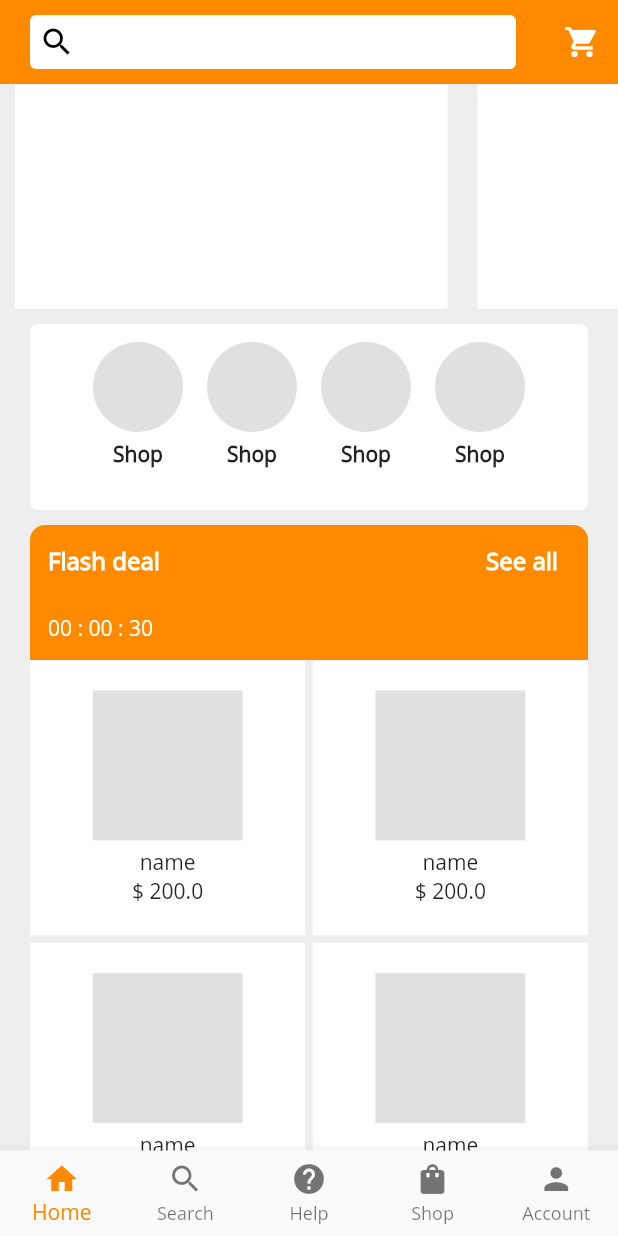
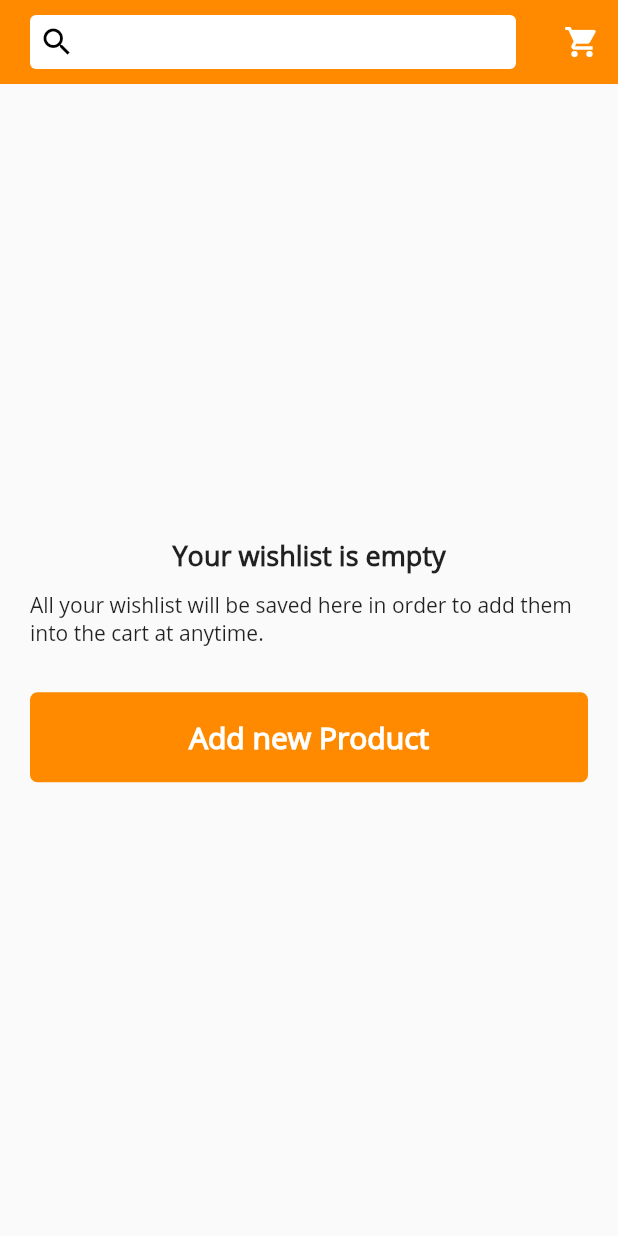
Before and after one commit to ArGendi/Dot, a Flutter app: the screen it shows after launch, on a phone screen of 412 x 824 dp. Run offline on Flutter 3.47's test engine with Material 2 defaults, Android fonts, the phone set to English and light mode, and no system bars; drawn by our look-alikes of flutter_countdown_timer; our stand-ins replace carousel_slider, country_code_picker, package_info, shared_preferences.

Commit message:
add wish list screen

```diff
--- a/lib/main.dart
+++ b/lib/main.dart
@@ -1,11 +1,13 @@
 import 'package:ecommerce/constants.dart';
 import 'package:ecommerce/providers/active_user_provider.dart';
+import 'package:ecommerce/providers/wishlist_provider.dart';
 import 'package:ecommerce/screens/all_products_screen.dart';
 import 'package:ecommerce/screens/choose_language_screen.dart';
 import 'package:ecommerce/screens/home_screen.dart';
 import 'package:ecommerce/screens/login_screen.dart';
 import 'package:ecommerce/screens/signup_screen.dart';
 import 'package:ecommerce/screens/welcome_screen.dart';
+import 'package:ecommerce/screens/wishlist_screen.dart';
 import 'package:ecommerce/services/helper_function.dart';
 import 'package:flutter/material.dart';
 import 'package:flutter_localizations/flutter_localizations.dart';
@@ -25,6 +27,9 @@ class MyApp extends StatelessWidget {
       providers: [
         ChangeNotifierProvider<ActiveUserProvider>(
           create: (context) => ActiveUserProvider(),
+        ),
+        ChangeNotifierProvider<WishlistProvider>(
+          create: (context) => WishlistProvider(),
         ),
       ],
       child: MaterialApp(
@@ -54,7 +59,7 @@ class MyApp extends StatelessWidget {
           }
           return supportedLocales.first;
         },
-        home: Home(),
+        home: Wishlist(),
         routes: {
           Welcome.id: (context) => Welcome(),
           Login.id: (context) => Login(),
--- /dev/null
+++ b/lib/providers/wishlist_provider.dart
@@ -0,0 +1,8 @@
+import 'package:ecommerce/models/product.dart';
+import 'package:flutter/cupertino.dart';
+
+class WishlistProvider extends ChangeNotifier {
+  List<Product> _items = [];
+
+  List<Product> get items => _items;
+}
--- /dev/null
+++ b/lib/screens/wishlist_screen.dart
@@ -0,0 +1,78 @@
+import 'package:ecommerce/providers/wishlist_provider.dart';
+import 'package:ecommerce/services/search.dart';
+import 'package:ecommerce/widgets/custom_button.dart';
+import 'package:flutter/material.dart';
+import 'package:provider/provider.dart';
+
+class Wishlist extends StatefulWidget {
+  const Wishlist({Key? key}) : super(key: key);
+
+  @override
+  _WishlistState createState() => _WishlistState();
+}
+
+class _WishlistState extends State<Wishlist> {
+  Widget emptyWishlist(){
+    return Padding(
+      padding: const EdgeInsets.all(20.0),
+      child: Column(
+        mainAxisAlignment: MainAxisAlignment.center,
+        children: [
+          Text(
+            'Your wishlist is empty',
+            style: TextStyle(
+              fontSize: 18,
+              fontWeight: FontWeight.bold,
+            ),
+          ),
+          SizedBox(height: 10,),
+          Text(
+            'All your wishlist will be saved here in order to add them into the cart at anytime.',
+          ),
+          SizedBox(height: 30,),
+          CustomButton(text: 'Add new Product', onclick: (){})
+        ],
+      ),
+    );
+  }
+
+  @override
+  Widget build(BuildContext context) {
+    var wishlistProvider = Provider.of<WishlistProvider>(context);
+    return Scaffold(
+      appBar: AppBar(
+        elevation: 0,
+        title: InkWell(
+          onTap: (){
+            showSearch(context: context, delegate: Search());
+          },
+          child: Card(
+            elevation: 0,
+            color: Colors.white,
+            child: Padding(
+              padding: const EdgeInsets.all(6.0),
+              child: Row(
+                children: [
+                  Icon(
+                    Icons.search,
+                    color: Colors.black,
+                  )
+                ],
+              ),
+            ),
+          ),
+        ),
+        actions: [
+          IconButton(
+            onPressed: (){},
+            icon: Icon(
+              Icons.shopping_cart,
+              color: Colors.white,
+            ),
+          )
+        ],
+      ),
+      body: wishlistProvider.items.isEmpty ? emptyWishlist() : Container(),
+    );
+  }
+}
--- a/lib/widgets/home.dart
+++ b/lib/widgets/home.dart
@@ -100,8 +100,9 @@ class _HomeWidgetState extends State<HomeWidget> {
             endTime: endTime,
           ),
         ),
+
         Padding(
-          padding: const EdgeInsets.symmetric(horizontal: 20),
+          padding: const EdgeInsets.symmetric(horizontal: 20, vertical: 10),
           child: GridView.builder(
             physics: const NeverScrollableScrollPhysics(),
             shrinkWrap: true,
```
